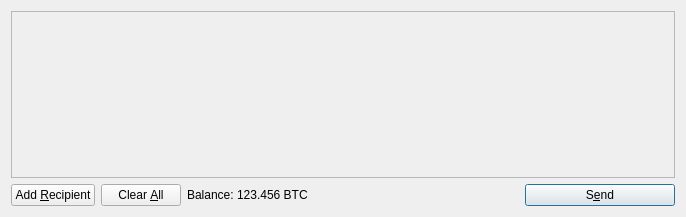
The window that src/qt/forms/sendcoinsdialog.ui (mcastillo0724/novacoin) describes before a commit, drawn with Qt 5.
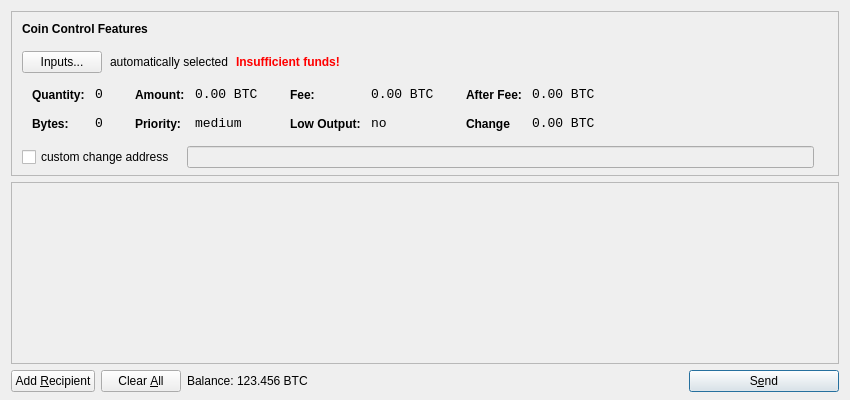
The same window after the commit. Icons and pictures are not drawn.

Commit message:
Merge coin control features
Read this topic for additional info:

https://bitcointalk.org/index.php?topic=144331.0

The edit to the form file:
```diff
--- a/src/qt/forms/sendcoinsdialog.ui
+++ b/src/qt/forms/sendcoinsdialog.ui
@@ -6,14 +6,615 @@
    <rect>
     <x>0</x>
     <y>0</y>
-    <width>686</width>
-    <height>217</height>
+    <width>850</width>
+    <height>400</height>
    </rect>
   </property>
   <property name="windowTitle">
    <string>Send Coins</string>
   </property>
-  <layout class="QVBoxLayout" name="verticalLayout">
+  <layout class="QVBoxLayout" name="verticalLayout" stretch="0,1,0">
+   <property name="bottomMargin">
+    <number>8</number>
+   </property>
+   <item>
+    <widget class="QFrame" name="frameCoinControl">
+     <property name="sizePolicy">
+      <sizepolicy hsizetype="Expanding" vsizetype="Expanding">
+       <horstretch>0</horstretch>
+       <verstretch>0</verstretch>
+      </sizepolicy>
+     </property>
+     <property name="maximumSize">
+      <size>
+       <width>16777215</width>
+       <height>16777215</height>
+      </size>
+     </property>
+     <property name="frameShape">
+      <enum>QFrame::StyledPanel</enum>
+     </property>
+     <property name="frameShadow">
+      <enum>QFrame::Sunken</enum>
+     </property>
+     <layout class="QVBoxLayout" name="verticalLayoutCoinControl2">
+      <property name="spacing">
+       <number>-1</number>
+      </property>
+      <property name="leftMargin">
+       <number>0</number>
+      </property>
+      <property name="topMargin">
+       <number>0</number>
+      </property>
+      <property name="rightMargin">
+       <number>0</number>
+      </property>
+      <property name="bottomMargin">
+       <number>6</number>
+      </property>
+      <item>
+       <layout class="QVBoxLayout" name="verticalLayoutCoinControl" stretch="0,0,0,0,1">
+        <property name="spacing">
+         <number>0</number>
+        </property>
+        <property name="leftMargin">
+         <number>10</number>
+        </property>
+        <property name="topMargin">
+         <number>10</number>
+        </property>
+        <item>
+         <layout class="QHBoxLayout" name="horizontalLayoutCoinControl1">
+          <property name="bottomMargin">
+           <number>15</number>
+          </property>
+          <item>
+           <widget class="QLabel" name="labelCoinControlFeatures">
+            <property name="sizePolicy">
+             <sizepolicy hsizetype="Preferred" vsizetype="Maximum">
+              <horstretch>0</horstretch>
+              <verstretch>0</verstretch>
+             </sizepolicy>
+            </property>
+            <property name="font">
+             <font>
+              <weight>75</weight>
+              <bold>true</bold>
+             </font>
+            </property>
+            <property name="styleSheet">
+             <string notr="true">font-weight:bold;</string>
+            </property>
+            <property name="text">
+             <string>Coin Control Features</string>
+            </property>
+           </widget>
+          </item>
+         </layout>
+        </item>
+        <item>
+         <layout class="QHBoxLayout" name="horizontalLayoutCoinControl2" stretch="0,0,0,0">
+          <property name="spacing">
+           <number>8</number>
+          </property>
+          <property name="bottomMargin">
+           <number>10</number>
+          </property>
+          <item>
+           <widget class="QPushButton" name="pushButtonCoinControl">
+            <property name="styleSheet">
+             <string notr="true"/>
+            </property>
+            <property name="text">
+             <string>Inputs...</string>
+            </property>
+           </widget>
+          </item>
+          <item>
+           <widget class="QLabel" name="labelCoinControlAutomaticallySelected">
+            <property name="text">
+             <string>automatically selected</string>
+            </property>
+            <property name="margin">
+             <number>5</number>
+            </property>
+           </widget>
+          </item>
+          <item>
+           <widget class="QLabel" name="labelCoinControlInsuffFunds">
+            <property name="font">
+             <font>
+              <weight>75</weight>
+              <bold>true</bold>
+             </font>
+            </property>
+            <property name="styleSheet">
+             <string notr="true">color:red;font-weight:bold;</string>
+            </property>
+            <property name="text">
+             <string>Insufficient funds!</string>
+            </property>
+            <property name="margin">
+             <number>5</number>
+            </property>
+           </widget>
+          </item>
+          <item>
+           <spacer name="horizontalSpacerCoinControl">
+            <property name="orientation">
+             <enum>Qt::Horizontal</enum>
+            </property>
+            <property name="sizeHint" stdset="0">
+             <size>
+              <width>40</width>
+              <height>1</height>
+             </size>
+            </property>
+           </spacer>
+          </item>
+         </layout>
+        </item>
+        <item>
+         <widget class="QWidget" name="widgetCoinControl" native="true">
+          <property name="sizePolicy">
+           <sizepolicy hsizetype="Preferred" vsizetype="Preferred">
+            <horstretch>0</horstretch>
+            <verstretch>0</verstretch>
+           </sizepolicy>
+          </property>
+          <property name="minimumSize">
+           <size>
+            <width>0</width>
+            <height>0</height>
+           </size>
+          </property>
+          <property name="styleSheet">
+           <string notr="true"/>
+          </property>
+          <layout class="QHBoxLayout" name="horizontalLayoutCoinControl5">
+           <property name="margin">
+            <number>0</number>
+           </property>
+           <item>
+            <layout class="QHBoxLayout" name="horizontalLayoutCoinControl3" stretch="0,0,0,1">
+             <property name="spacing">
+              <number>20</number>
+             </property>
+             <property name="topMargin">
+              <number>0</number>
+             </property>
+             <property name="bottomMargin">
+              <number>10</number>
+             </property>
+             <item>
+              <layout class="QFormLayout" name="formLayoutCoinControl1">
+               <property name="horizontalSpacing">
+                <number>10</number>
+               </property>
+               <property name="verticalSpacing">
+                <number>14</number>
+               </property>
+               <property name="leftMargin">
+                <number>10</number>
+               </property>
+               <property name="topMargin">
+                <number>4</number>
+               </property>
+               <property name="rightMargin">
+                <number>6</number>
+               </property>
+               <item row="0" column="0">
+                <widget class="QLabel" name="labelCoinControlQuantityText">
+                 <property name="styleSheet">
+                  <string notr="true">font-weight:bold;</string>
+                 </property>
+                 <property name="text">
+                  <string>Quantity:</string>
+                 </property>
+                 <property name="margin">
+                  <number>0</number>
+                 </property>
+                </widget>
+               </item>
+               <item row="0" column="1">
+                <widget class="QLabel" name="labelCoinControlQuantity">
+                 <property name="font">
+                  <font>
+                   <family>Monospace</family>
+                   <pointsize>10</pointsize>
+                  </font>
+                 </property>
+                 <property name="cursor">
+                  <cursorShape>IBeamCursor</cursorShape>
+                 </property>
+                 <property name="contextMenuPolicy">
+                  <enum>Qt::ActionsContextMenu</enum>
+                 </property>
+                 <property name="text">
+                  <string>0</string>
+                 </property>
+                 <property name="margin">
+                  <number>0</number>
+                 </property>
+                 <property name="textInteractionFlags">
+                  <set>Qt::LinksAccessibleByMouse|Qt::TextSelectableByKeyboard|Qt::TextSelectableByMouse</set>
+                 </property>
+                </widget>
+               </item>
+               <item row="1" column="0">
+                <widget class="QLabel" name="labelCoinControlBytesText">
+                 <property name="styleSheet">
+                  <string notr="true">font-weight:bold;</string>
+                 </property>
+                 <property name="text">
+                  <string>Bytes:</string>
+                 </property>
+                </widget>
+               </item>
+               <item row="1" column="1">
+                <widget class="QLabel" name="labelCoinControlBytes">
+                 <property name="font">
+                  <font>
+                   <family>Monospace</family>
+                   <pointsize>10</pointsize>
+                  </font>
+                 </property>
+                 <property name="cursor">
+                  <cursorShape>IBeamCursor</cursorShape>
+                 </property>
+                 <property name="contextMenuPolicy">
+                  <enum>Qt::ActionsContextMenu</enum>
+                 </property>
+                 <property name="text">
+                  <string>0</string>
+                 </property>
+                 <property name="textInteractionFlags">
+                  <set>Qt::LinksAccessibleByMouse|Qt::TextSelectableByKeyboard|Qt::TextSelectableByMouse</set>
+                 </property>
+                </widget>
+               </item>
+              </layout>
+             </item>
+             <item>
+              <layout class="QFormLayout" name="formLayoutCoinControl2">
+               <property name="horizontalSpacing">
+                <number>10</number>
+               </property>
+               <property name="verticalSpacing">
+                <number>14</number>
+               </property>
+               <property name="leftMargin">
+                <number>6</number>
+               </property>
+               <property name="topMargin">
+                <number>4</number>
+               </property>
+               <property name="rightMargin">
+                <number>6</number>
+               </property>
+               <item row="0" column="0">
+                <widget class="QLabel" name="labelCoinControlAmountText">
+                 <property name="styleSheet">
+                  <string notr="true">font-weight:bold;</string>
+                 </property>
+                 <property name="text">
+                  <string>Amount:</string>
+                 </property>
+                 <property name="margin">
+                  <number>0</number>
+                 </property>
+                </widget>
+               </item>
+               <item row="0" column="1">
+                <widget class="QLabel" name="labelCoinControlAmount">
+                 <property name="font">
+                  <font>
+                   <family>Monospace</family>
+                   <pointsize>10</pointsize>
+                  </font>
+                 </property>
+                 <property name="cursor">
+                  <cursorShape>IBeamCursor</cursorShape>
+                 </property>
+                 <property name="contextMenuPolicy">
+                  <enum>Qt::ActionsContextMenu</enum>
+                 </property>
+                 <property name="text">
+                  <string>0.00 BTC</string>
+                 </property>
+                 <property name="textInteractionFlags">
+                  <set>Qt::LinksAccessibleByMouse|Qt::TextSelectableByKeyboard|Qt::TextSelectableByMouse</set>
+                 </property>
+                </widget>
+               </item>
+               <item row="1" column="0">
+                <widget class="QLabel" name="labelCoinControlPriorityText">
+                 <property name="styleSheet">
+                  <string notr="true">font-weight:bold;</string>
+                 </property>
+                 <property name="text">
+                  <string>Priority:</string>
+                 </property>
+                </widget>
+               </item>
+               <item row="1" column="1">
+                <widget class="QLabel" name="labelCoinControlPriority">
+                 <property name="font">
+                  <font>
+                   <family>Monospace</family>
+                   <pointsize>10</pointsize>
+                  </font>
+                 </property>
+                 <property name="cursor">
+                  <cursorShape>IBeamCursor</cursorShape>
+                 </property>
+                 <property name="contextMenuPolicy">
+                  <enum>Qt::ActionsContextMenu</enum>
+                 </property>
+                 <property name="text">
+                  <string>medium</string>
+                 </property>
+                 <property name="textInteractionFlags">
+                  <set>Qt::LinksAccessibleByMouse|Qt::TextSelectableByKeyboard|Qt::TextSelectableByMouse</set>
+                 </property>
+                </widget>
+               </item>
+              </layout>
+             </item>
+             <item>
+              <layout class="QFormLayout" name="formLayoutCoinControl3">
+               <property name="horizontalSpacing">
+                <number>10</number>
+               </property>
+               <property name="verticalSpacing">
+                <number>14</number>
+               </property>
+               <property name="leftMargin">
+                <number>6</number>
+               </property>
+               <property name="topMargin">
+                <number>4</number>
+               </property>
+               <property name="rightMargin">
+                <number>6</number>
+               </property>
+               <item row="0" column="0">
+                <widget class="QLabel" name="labelCoinControlFeeText">
+                 <property name="styleSheet">
+                  <string notr="true">font-weight:bold;</string>
+                 </property>
+                 <property name="text">
+                  <string>Fee:</string>
+                 </property>
+                 <property name="margin">
+                  <number>0</number>
+                 </property>
+                </widget>
+               </item>
+               <item row="0" column="1">
+                <widget class="QLabel" name="labelCoinControlFee">
+                 <property name="font">
+                  <font>
+                   <family>Monospace</family>
+                   <pointsize>10</pointsize>
+                  </font>
+                 </property>
+                 <property name="cursor">
+                  <cursorShape>IBeamCursor</cursorShape>
+                 </property>
+                 <property name="contextMenuPolicy">
+                  <enum>Qt::ActionsContextMenu</enum>
+                 </property>
+                 <property name="text">
+                  <string>0.00 BTC</string>
+                 </property>
+                 <property name="textInteractionFlags">
+                  <set>Qt::LinksAccessibleByMouse|Qt::TextSelectableByKeyboard|Qt::TextSelectableByMouse</set>
+                 </property>
+                </widget>
+               </item>
+               <item row="1" column="0">
+                <widget class="QLabel" name="labelCoinControlLowOutputText">
+                 <property name="styleSheet">
+                  <string notr="true">font-weight:bold;</string>
+                 </property>
+                 <property name="text">
+                  <string>Low Output:</string>
+                 </property>
+                </widget>
+               </item>
+               <item row="1" column="1">
+                <widget class="QLabel" name="labelCoinControlLowOutput">
+                 <property name="font">
+                  <font>
+                   <family>Monospace</family>
+                   <pointsize>10</pointsize>
+                  </font>
+                 </property>
+                 <property name="cursor">
+                  <cursorShape>IBeamCursor</cursorShape>
+                 </property>
+                 <property name="contextMenuPolicy">
+                  <enum>Qt::ActionsContextMenu</enum>
+                 </property>
+                 <property name="text">
+                  <string>no</string>
+                 </property>
+                 <property name="textInteractionFlags">
+                  <set>Qt::LinksAccessibleByMouse|Qt::TextSelectableByKeyboard|Qt::TextSelectableByMouse</set>
+                 </property>
+                </widget>
+               </item>
+              </layout>
+             </item>
+             <item>
+              <layout class="QFormLayout" name="formLayoutCoinControl4">
+               <property name="horizontalSpacing">
+                <number>10</number>
+               </property>
+               <property name="verticalSpacing">
+                <number>14</number>
+               </property>
+               <property name="leftMargin">
+                <number>6</number>
+               </property>
+               <property name="topMargin">
+                <number>4</number>
+               </property>
+               <property name="rightMargin">
+                <number>6</number>
+               </property>
+               <item row="0" column="0">
+                <widget class="QLabel" name="labelCoinControlAfterFeeText">
+                 <property name="styleSheet">
+                  <string notr="true">font-weight:bold;</string>
+                 </property>
+                 <property name="text">
+                  <string>After Fee:</string>
+                 </property>
+                 <property name="margin">
+                  <number>0</number>
+                 </property>
+                </widget>
+               </item>
+               <item row="0" column="1">
+                <widget class="QLabel" name="labelCoinControlAfterFee">
+                 <property name="font">
+                  <font>
+                   <family>Monospace</family>
+                   <pointsize>10</pointsize>
+                  </font>
+                 </property>
+                 <property name="cursor">
+                  <cursorShape>IBeamCursor</cursorShape>
+                 </property>
+                 <property name="contextMenuPolicy">
+                  <enum>Qt::ActionsContextMenu</enum>
+                 </property>
+                 <property name="text">
+                  <string>0.00 BTC</string>
+                 </property>
+                 <property name="textInteractionFlags">
+                  <set>Qt::LinksAccessibleByMouse|Qt::TextSelectableByKeyboard|Qt::TextSelectableByMouse</set>
+                 </property>
+                </widget>
+               </item>
+               <item row="1" column="0">
+                <widget class="QLabel" name="labelCoinControlChangeText">
+                 <property name="styleSheet">
+                  <string notr="true">font-weight:bold;</string>
+                 </property>
+                 <property name="text">
+                  <string>Change</string>
+                 </property>
+                </widget>
+               </item>
+               <item row="1" column="1">
+                <widget class="QLabel" name="labelCoinControlChange">
+                 <property name="font">
+                  <font>
+                   <family>Monospace</family>
+                   <pointsize>10</pointsize>
+                  </font>
+                 </property>
+                 <property name="cursor">
+                  <cursorShape>IBeamCursor</cursorShape>
+                 </property>
+                 <property name="contextMenuPolicy">
+                  <enum>Qt::ActionsContextMenu</enum>
+                 </property>
+                 <property name="text">
+                  <string>0.00 BTC</string>
+                 </property>
+                 <property name="textInteractionFlags">
+                  <set>Qt::LinksAccessibleByMouse|Qt::TextSelectableByKeyboard|Qt::TextSelectableByMouse</set>
+                 </property>
+                </widget>
+               </item>
+              </layout>
+             </item>
+            </layout>
+           </item>
+          </layout>
+         </widget>
+        </item>
+        <item>
+         <layout class="QHBoxLayout" name="horizontalLayoutCoinControl4" stretch="0,0,0">
+          <property name="spacing">
+           <number>12</number>
+          </property>
+          <property name="sizeConstraint">
+           <enum>QLayout::SetDefaultConstraint</enum>
+          </property>
+          <property name="topMargin">
+           <number>5</number>
+          </property>
+          <property name="rightMargin">
+           <number>5</number>
+          </property>
+          <item>
+           <widget class="QCheckBox" name="checkBoxCoinControlChange">
+            <property name="text">
+             <string>custom change address</string>
+            </property>
+           </widget>
+          </item>
+          <item>
+           <widget class="QLineEdit" name="lineEditCoinControlChange">
+            <property name="enabled">
+             <bool>false</bool>
+            </property>
+            <property name="sizePolicy">
+             <sizepolicy hsizetype="Expanding" vsizetype="Fixed">
+              <horstretch>0</horstretch>
+              <verstretch>0</verstretch>
+             </sizepolicy>
+            </property>
+           </widget>
+          </item>
+          <item>
+           <widget class="QLabel" name="labelCoinControlChangeLabel">
+            <property name="sizePolicy">
+             <sizepolicy hsizetype="Preferred" vsizetype="Expanding">
+              <horstretch>0</horstretch>
+              <verstretch>0</verstretch>
+             </sizepolicy>
+            </property>
+            <property name="minimumSize">
+             <size>
+              <width>0</width>
+              <height>0</height>
+             </size>
+            </property>
+            <property name="text">
+             <string/>
+            </property>
+            <property name="margin">
+             <number>3</number>
+            </property>
+           </widget>
+          </item>
+         </layout>
+        </item>
+        <item>
+         <spacer name="verticalSpacerCoinControl">
+          <property name="orientation">
+           <enum>Qt::Vertical</enum>
+          </property>
+          <property name="sizeHint" stdset="0">
+           <size>
+            <width>800</width>
+            <height>1</height>
+           </size>
+          </property>
+         </spacer>
+        </item>
+       </layout>
+      </item>
+     </layout>
+    </widget>
+   </item>
    <item>
     <widget class="QScrollArea" name="scrollArea">
      <property name="widgetResizable">
@@ -24,7 +625,7 @@
        <rect>
         <x>0</x>
         <y>0</y>
-        <width>666</width>
+        <width>830</width>
         <height>165</height>
        </rect>
       </property>
```
The commit also changes 23 other files.
